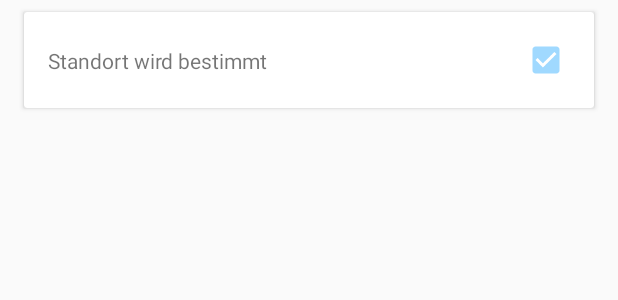
After one commit to LeonBre/TravelFriend, an Android app: the layout checkpositioncard.xml on its own in the app's theme, with its tools: preview values and no code run, on a phone screen of 412 x 824 dp. The commit adds this screen. Shown: the top 300 px of the screen. Run offline under Robolectric (Android 15) with nearby library versions, the phone set to English and light mode, and no system bars.

Commit message:
Update check position card

```diff
--- a/app/src/main/java/de/brettin/leon/travelfriend/resources/TfUserNameRes.java
+++ b/app/src/main/java/de/brettin/leon/travelfriend/resources/TfUserNameRes.java
@@ -30,13 +30,13 @@ public class TfUserNameRes {
             username = mPreferences.read(USERNAMEKEY);
         } catch (NothingFoundException e) {
             username = RANDOMUSERNAME + UUID.randomUUID().toString().substring(0,4);
-            mPreferences.persist(USERNAMEKEY, username);
+            mPreferences.write(USERNAMEKEY, username);
         }
         return username;
 
     }
 
     public void setUsername(String username) {
-        mPreferences.persist(USERNAMEKEY, username);
+        mPreferences.write(USERNAMEKEY, username);
     }
 }
--- /dev/null
+++ b/app/src/main/res/layout/checkpositioncard.xml
@@ -0,0 +1,41 @@
+<?xml version="1.0" encoding="utf-8"?>
+<android.support.v7.widget.CardView xmlns:app="http://schemas.android.com/apk/res-auto"
+    xmlns:android="http://schemas.android.com/apk/res/android"
+    xmlns:tools="http://schemas.android.com/tools"
+    android:layout_width="match_parent"
+    android:layout_height="wrap_content"
+    android:layout_marginHorizontal="16dp"
+    android:layout_marginVertical="8dp"
+    tools:showIn="@layout/accountfragment">
+
+    <android.support.constraint.ConstraintLayout
+        android:layout_width="match_parent"
+        android:layout_height="wrap_content"
+        android:layout_margin="8dp">
+
+        <TextView
+            android:layout_width="0dp"
+            android:layout_height="wrap_content"
+            android:layout_marginBottom="8dp"
+            android:layout_marginStart="8dp"
+            android:layout_marginTop="8dp"
+            android:text="Standort wird bestimmt"
+            app:layout_constraintBottom_toBottomOf="parent"
+            app:layout_constraintEnd_toStartOf="@+id/positionCheckBox"
+            app:layout_constraintStart_toStartOf="parent"
+            app:layout_constraintTop_toTopOf="parent" />
+
+        <android.support.v7.widget.AppCompatCheckBox
+            android:id="@+id/positionCheckBox"
+            android:checked="true"
+            android:layout_width="wrap_content"
+            android:layout_height="wrap_content"
+            android:layout_marginBottom="8dp"
+            android:layout_marginEnd="8dp"
+            android:layout_marginTop="8dp"
+            app:layout_constraintBottom_toBottomOf="parent"
+            app:layout_constraintEnd_toEndOf="parent"
+            app:layout_constraintTop_toTopOf="parent" />
+    </android.support.constraint.ConstraintLayout>
+
+</android.support.v7.widget.CardView>
```
Also changed, not shown: app/src/main/java/de/brettin/leon/travelfriend/resources/TfPositionCheckRes.java (added, +42 -0 lines), app/src/main/java/de/brettin/leon/travelfriend/resources/TfSharedPreferences.java (+13 -1 lines), app/src/main/java/de/brettin/leon/travelfriend/schedule/TfUpdatePositionIntentService.java (+8 -0 lines), app/src/main/java/de/brettin/leon/travelfriend/view/TfAccountFragment.java (+19 -2 lines), app/src/main/res/layout/accountfragment.xml (+2 -36 lines).
